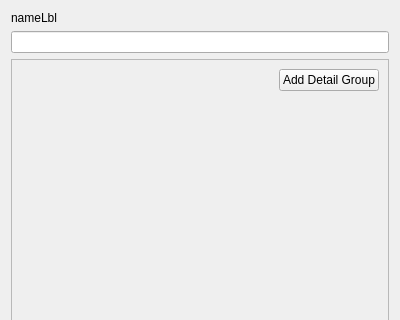
Before: the Qt Designer form src/contactdetails.ui in ZestyMeta/qontacts, drawn with Qt 5; both pictures show x 0 to 400 and y 0 to 320 of the 400 by 497 pixel window.
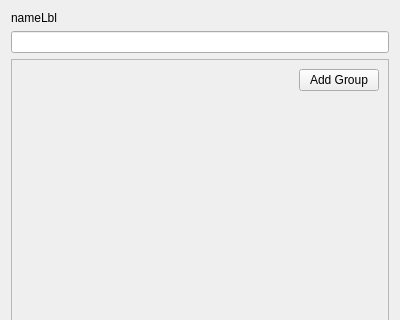
After: the same form once the commit is applied.

Commit message: Clean out widgets in the layout prior to refresh

```diff
--- a/src/contactdetails.ui
+++ b/src/contactdetails.ui
@@ -71,7 +71,7 @@
              <item>
               <widget class="QPushButton" name="addGroupBtn">
                <property name="text">
-                <string>Add Detail Group</string>
+                <string>Add Group</string>
                </property>
               </widget>
              </item>
```
The commit also changes 4 other files.
